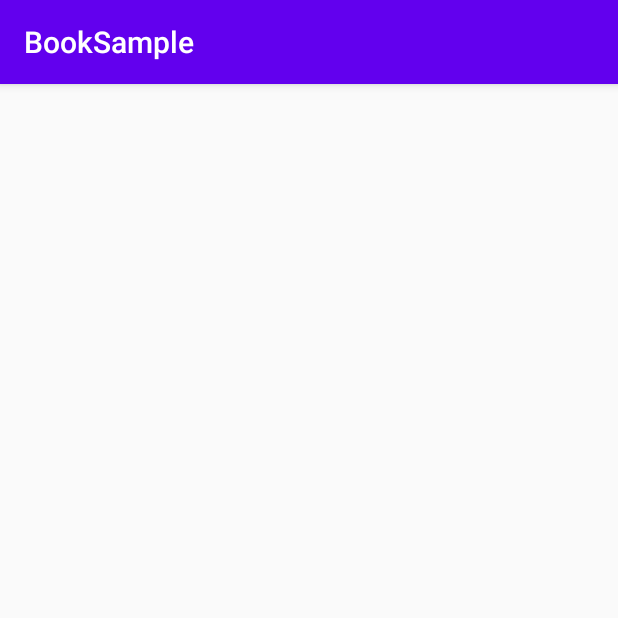
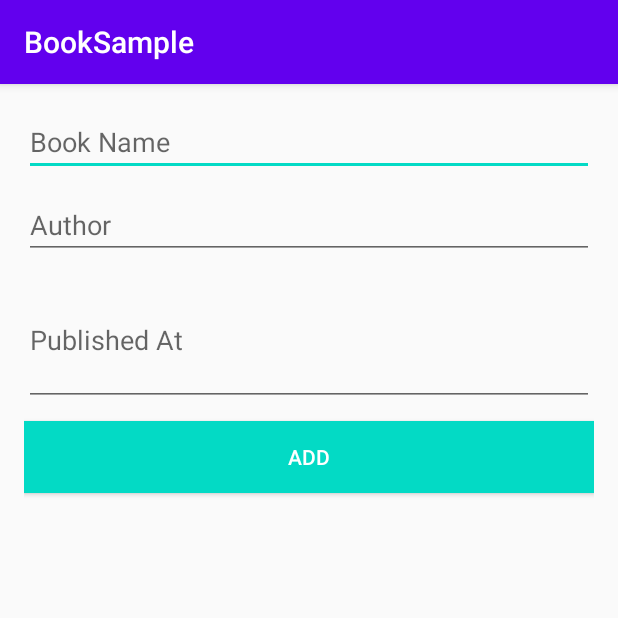
Before and after one commit to soffandluffy/BookSample, an Android app: the UpdateAddActivity screen opened directly, with no data from a screen before it, on a phone screen of 412 x 824 dp, the top half of it. Run offline under Robolectric (Android 15) with nearby library versions, the phone set to English and light mode, and no system bars; 1 statement that could not run was skipped.

Commit message:
Feature added : - Add book - Edit book - Delete book

```diff
--- a/app/src/main/java/com/soffanma/booksample/adapter/BookAdapter.kt
+++ b/app/src/main/java/com/soffanma/booksample/adapter/BookAdapter.kt
@@ -27,7 +27,7 @@ class BookAdapter(val data: List<BookItem>?, private val click: onClickItem) : R
             click.clicked(data?.get(position))
         }
         holder.itemView.btnDelete.setOnClickListener {
-
+            click.delete(data?.get(position))
         }
     }
 
--- a/app/src/main/java/com/soffanma/booksample/presenter/CrudView.kt
+++ b/app/src/main/java/com/soffanma/booksample/presenter/CrudView.kt
@@ -8,4 +8,16 @@ interface CrudView {
     fun onSuccessGet(data: List<BookItem>?)
     fun onFailedGet(msg: String)
 
+    // Delete
+    fun onSucessDelete(msg: String)
+    fun onErrorDelete(msg: String)
+
+    // Add
+    fun onSuccessAdd(msg: String)
+    fun onErrorAdd(msg: String)
+
+    // Update
+    fun onSucessUpdate(msg: String)
+    fun onErrorUpdate(msg: String)
+
 }
--- /dev/null
+++ b/app/src/main/res/drawable/ic_add_white.xml
@@ -0,0 +1,5 @@
+<vector android:height="24dp" android:tint="#FFFFFF"
+    android:viewportHeight="24.0" android:viewportWidth="24.0"
+    android:width="24dp" xmlns:android="http://schemas.android.com/apk/res/android">
+    <path android:fillColor="#FF000000" android:pathData="M19,13h-6v6h-2v-6H5v-2h6V5h2v6h6v2z"/>
+</vector>
--- a/app/src/main/res/layout/activity_update_add.xml
+++ b/app/src/main/res/layout/activity_update_add.xml
@@ -1,9 +1,40 @@
 <?xml version="1.0" encoding="utf-8"?>
-<androidx.constraintlayout.widget.ConstraintLayout xmlns:android="http://schemas.android.com/apk/res/android"
+<LinearLayout
+    android:orientation="vertical"
+    xmlns:android="http://schemas.android.com/apk/res/android"
+    xmlns:tools="http://schemas.android.com/tools"
     xmlns:app="http://schemas.android.com/apk/res-auto"
-    xmlns:tools="http://schemas.android.com/tools"
     android:layout_width="match_parent"
     android:layout_height="match_parent"
+    android:padding="16dp"
     tools:context=".UpdateAddActivity">
 
-</androidx.constraintlayout.widget.ConstraintLayout>
+    <EditText
+        android:id="@+id/etName"
+        android:hint="Book Name"
+        android:layout_marginBottom="10dp"
+        android:layout_width="match_parent"
+        android:layout_height="wrap_content"/>
+    <EditText
+        android:id="@+id/etAuthor"
+        android:hint="Author"
+        android:layout_marginBottom="10dp"
+        android:layout_width="match_parent"
+        android:layout_height="wrap_content"/>
+    <EditText
+        android:id="@+id/etPublished"
+        android:hint="Published At"
+        android:lines="3"
+        android:layout_marginBottom="10dp"
+        android:layout_width="match_parent"
+        android:layout_height="wrap_content"/>
+
+    <Button
+        android:id="@+id/btnAction"
+        android:text="Add"
+        android:background="@color/colorAccent"
+        android:textColor="@android:color/white"
+        android:layout_width="match_parent"
+        android:layout_height="wrap_content"/>
+
+</LinearLayout>
```
Also changed, not shown: app/src/main/java/com/soffanma/booksample/MainActivity.kt (+39 -1 lines), app/src/main/java/com/soffanma/booksample/UpdateAddActivity.kt (+75 -1 lines), app/src/main/java/com/soffanma/booksample/network/NetworkConfig.kt (+24 -0 lines), app/src/main/java/com/soffanma/booksample/presenter/Presenter.kt (+58 -0 lines), app/src/main/res/layout/activity_main.xml (+14 -2 lines).
